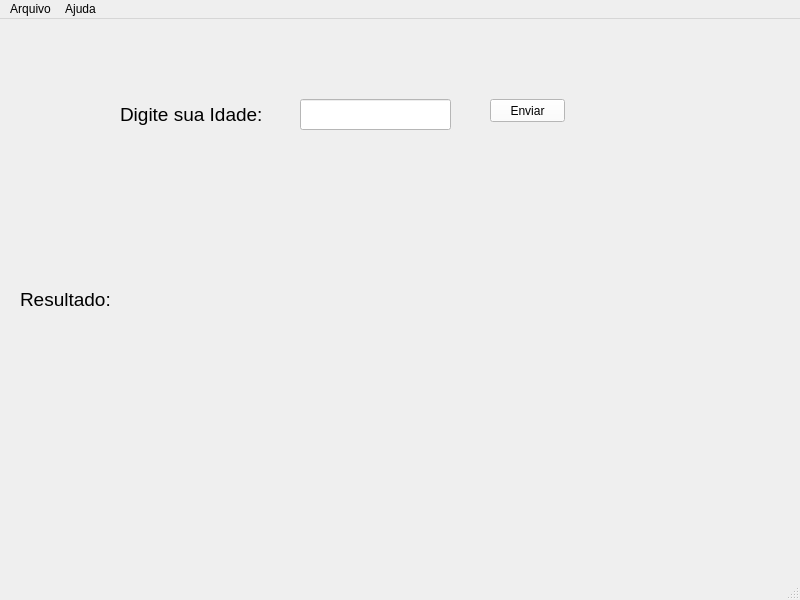
Yasmin-Leticia/QtDesigner, file exercicio2/verificar_idade.ui: the form before one commit.
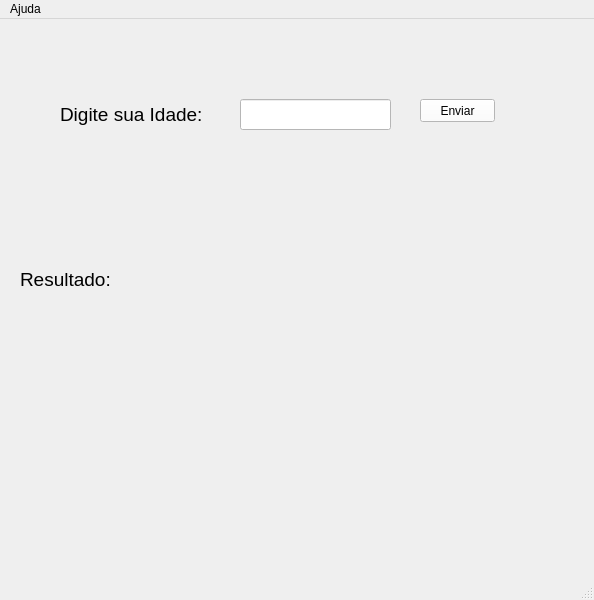
The form after the commit. Icons and pictures are not drawn.

Commit message: Exercício2

Diff of the .ui file:
```diff
--- a/exercicio2/verificar_idade.ui
+++ b/exercicio2/verificar_idade.ui
@@ -6,7 +6,7 @@
    <rect>
     <x>0</x>
     <y>0</y>
-    <width>800</width>
+    <width>594</width>
     <height>600</height>
    </rect>
   </property>
@@ -25,7 +25,7 @@
    <widget class="QLineEdit" name="lineEdit_idade">
     <property name="geometry">
      <rect>
-      <x>300</x>
+      <x>240</x>
       <y>80</y>
       <width>151</width>
       <height>31</height>
@@ -38,7 +38,7 @@
    <widget class="QPushButton" name="pushButton_verificar">
     <property name="geometry">
      <rect>
-      <x>490</x>
+      <x>420</x>
       <y>80</y>
       <width>75</width>
       <height>23</height>
@@ -54,7 +54,7 @@
    <widget class="QLabel" name="label_2">
     <property name="geometry">
      <rect>
-      <x>120</x>
+      <x>60</x>
       <y>60</y>
       <width>161</width>
       <height>71</height>
@@ -74,8 +74,8 @@
      <rect>
       <x>20</x>
       <y>150</y>
-      <width>761</width>
-      <height>261</height>
+      <width>541</width>
+      <height>221</height>
      </rect>
     </property>
     <property name="font">
@@ -83,6 +83,13 @@
       <pointsize>14</pointsize>
      </font>
     </property>
+    <property name="styleSheet">
+     <string notr="true">QMainWindow {
+    background-image: url('fundo.jpg');
+    background-repeat: no-repeat;
+    background-position: center;
+}</string>
+    </property>
     <property name="text">
      <string>Resultado:</string>
     </property>
@@ -93,23 +100,16 @@
     <rect>
      <x>0</x>
      <y>0</y>
-     <width>800</width>
+     <width>594</width>
      <height>21</height>
     </rect>
    </property>
-   <widget class="QMenu" name="menuArquivo">
-    <property name="title">
-     <string>Arquivo</string>
-    </property>
-    <addaction name="actionSair"/>
-   </widget>
    <widget class="QMenu" name="menuAjuda">
     <property name="title">
      <string>Ajuda</string>
     </property>
     <addaction name="actionSobre"/>
    </widget>
-   <addaction name="menuArquivo"/>
    <addaction name="menuAjuda"/>
   </widget>
   <widget class="QStatusBar" name="statusbar"/>
```
Left out of the diff: 2 changed lines with no effect on the pictures.
